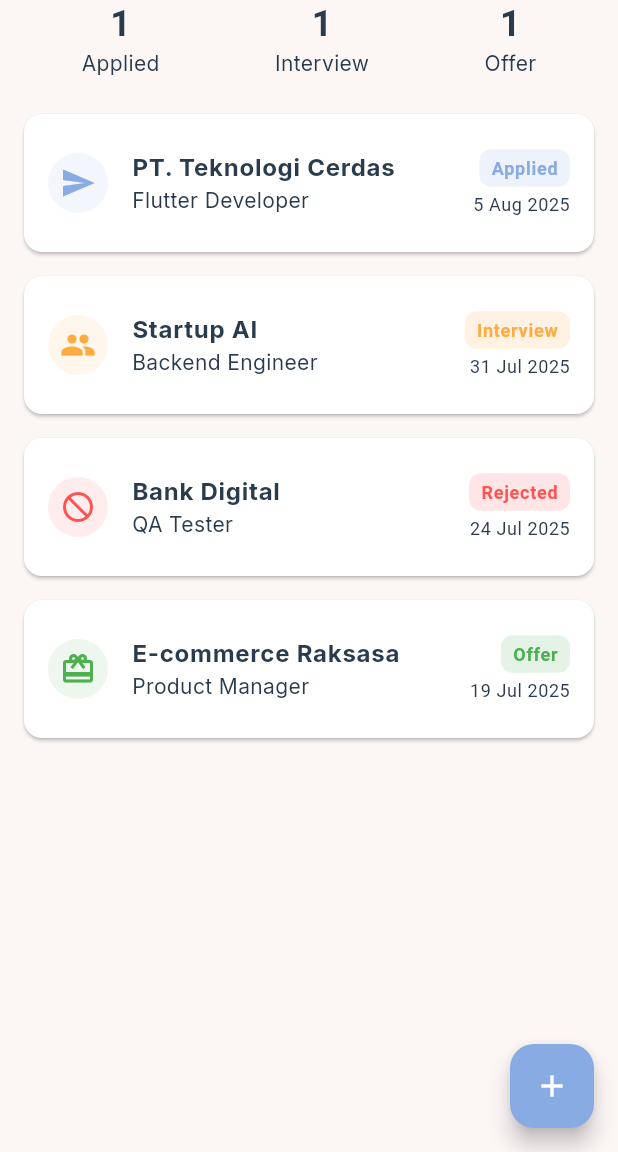
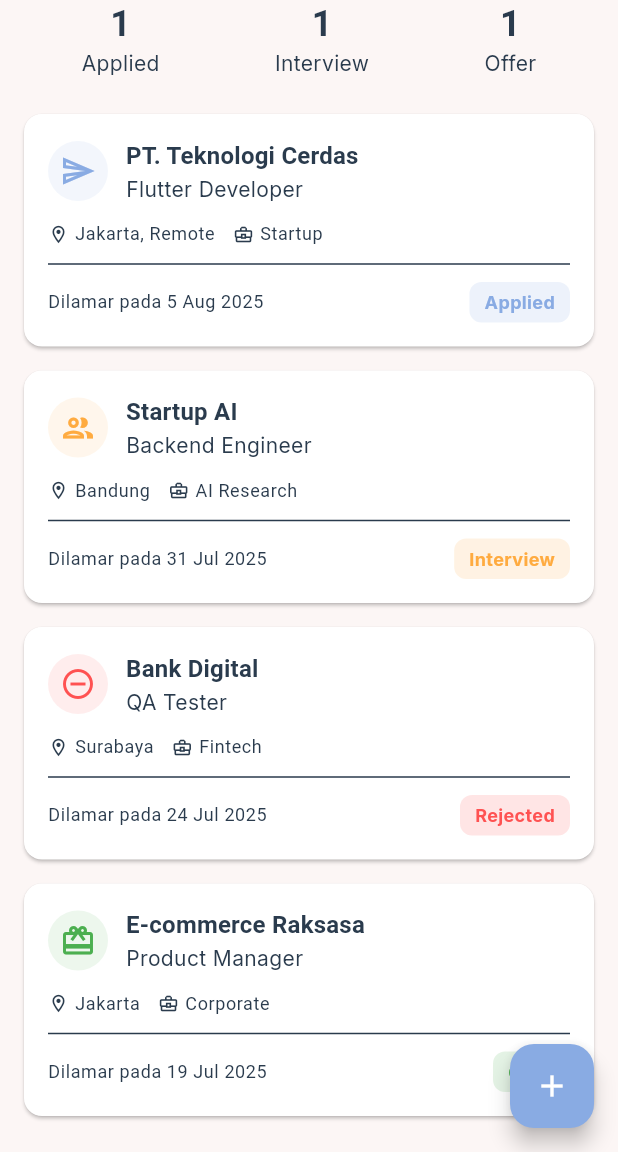
Before and after one commit to mricopratama/trackerpribadi, a Flutter app: the JobsScreen screen opened directly, on a phone screen of 412 x 824 dp, the part 84-1236 px from its top. Run offline on Flutter 3.47's test engine with Material 3 defaults, Android fonts, the phone set to English and light mode, and no system bars; our stand-ins replace cloud_firestore, firebase_auth, firebase_core, fl_chart, flutter_animate, flutter_riverpod and 1 more; accounts and stored records are empty.

```diff
--- a/tracker/lib/features/jobs/screens/jobs_screen.dart
+++ b/tracker/lib/features/jobs/screens/jobs_screen.dart
@@ -11,10 +11,10 @@ class JobsScreen extends StatefulWidget {
 
 class _JobsScreenState extends State<JobsScreen> {
   final List<JobApplication> _jobs = [
-    JobApplication(id: "j1", companyName: "PT. Teknologi Cerdas", role: "Flutter Developer", dateApplied: DateTime.now().subtract(const Duration(days: 3)), status: JobApplicationStatus.applied),
-    JobApplication(id: "j2", companyName: "Startup AI", role: "Backend Engineer", dateApplied: DateTime.now().subtract(const Duration(days: 8)), status: JobApplicationStatus.interview),
-    JobApplication(id: "j3", companyName: "Bank Digital", role: "QA Tester", dateApplied: DateTime.now().subtract(const Duration(days: 15)), status: JobApplicationStatus.rejected),
-    JobApplication(id: "j4", companyName: "E-commerce Raksasa", role: "Product Manager", dateApplied: DateTime.now().subtract(const Duration(days: 20)), status: JobApplicationStatus.offer),
+    JobApplication(id: "j1", companyName: "PT. Teknologi Cerdas", role: "Flutter Developer", location: "Jakarta, Remote", companyType: "Startup", dateApplied: DateTime.now().subtract(const Duration(days: 3)), status: JobApplicationStatus.applied),
+    JobApplication(id: "j2", companyName: "Startup AI", role: "Backend Engineer", location: "Bandung", companyType: "AI Research", dateApplied: DateTime.now().subtract(const Duration(days: 8)), status: JobApplicationStatus.interview),
+    JobApplication(id: "j3", companyName: "Bank Digital", role: "QA Tester", location: "Surabaya", companyType: "Fintech", dateApplied: DateTime.now().subtract(const Duration(days: 15)), status: JobApplicationStatus.rejected),
+    JobApplication(id: "j4", companyName: "E-commerce Raksasa", role: "Product Manager", location: "Jakarta", companyType: "Corporate", dateApplied: DateTime.now().subtract(const Duration(days: 20)), status: JobApplicationStatus.offer),
   ];
 
   void _addJobApplication(JobApplication job) {
@@ -49,7 +49,7 @@ class _JobsScreenState extends State<JobsScreen> {
               padding: const EdgeInsets.symmetric(horizontal: 16),
               itemCount: _jobs.length,
               itemBuilder: (context, index) {
-                return _JobItem(job: _jobs[index]);
+                return _JobItemCard(job: _jobs[index]);
               },
             ),
           ),
@@ -82,30 +82,58 @@ class _JobsScreenState extends State<JobsScreen> {
   }
 }
 
-// --- WIDGET untuk setiap item lamaran ---
-class _JobItem extends StatelessWidget {
+class _JobItemCard extends StatelessWidget {
   final JobApplication job;
-  const _JobItem({required this.job});
+  const _JobItemCard({required this.job});
 
   @override
   Widget build(BuildContext context) {
     final statusInfo = JobStatusInfo.getInfo(context, job.status);
+    final textTheme = Theme.of(context).textTheme;
+
     return Card(
       margin: const EdgeInsets.symmetric(vertical: 8.0),
-      child: ListTile(
-        contentPadding: const EdgeInsets.symmetric(vertical: 10, horizontal: 16),
-        leading: CircleAvatar(
+      child: Padding(
+        padding: const EdgeInsets.all(16.0),
+        child: Column(
+          crossAxisAlignment: CrossAxisAlignment.start,
+          children: [
+            Row(
+              children: [
+                CircleAvatar(
                   backgroundColor: statusInfo.color.withOpacity(0.1),
                   child: Icon(statusInfo.icon, color: statusInfo.color),
                 ),
-        title: Text(job.companyName, style: const TextStyle(fontWeight: FontWeight.bold)),
-        subtitle: Text(job.role),
-        trailing: Column(
-          crossAxisAlignment: CrossAxisAlignment.end,
-          mainAxisAlignment: MainAxisAlignment.center,
+                const SizedBox(width: 12),
+                Expanded(
+                  child: Column(
+                    crossAxisAlignment: CrossAxisAlignment.start,
                     children: [
+                      Text(job.companyName, style: textTheme.titleMedium?.copyWith(fontWeight: FontWeight.bold)),
+                      Text(job.role, style: textTheme.bodyMedium),
+                    ],
+                  ),
+                ),
+              ],
+            ),
+            const SizedBox(height: 12),
+            Row(
+              children: [
+                _InfoChip(icon: Icons.location_on_outlined, text: job.location),
+                const SizedBox(width: 12),
+                _InfoChip(icon: Icons.business_center_outlined, text: job.companyType),
+              ],
+            ),
+            const Divider(height: 24),
+            Row(
+              mainAxisAlignment: MainAxisAlignment.spaceBetween,
+              children: [
+                Text(
+                  "Dilamar pada ${DateFormat('d MMM y').format(job.dateApplied)}",
+                  style: textTheme.bodySmall,
+                ),
                 Container(
-              padding: const EdgeInsets.symmetric(horizontal: 8, vertical: 4),
+                  padding: const EdgeInsets.symmetric(horizontal: 10, vertical: 5),
                   decoration: BoxDecoration(
                     color: statusInfo.color.withOpacity(0.15),
                     borderRadius: BorderRadius.circular(8),
@@ -115,10 +143,7 @@ class _JobItem extends StatelessWidget {
                     style: TextStyle(color: statusInfo.color, fontWeight: FontWeight.bold, fontSize: 12),
                   ),
                 ),
-            const SizedBox(height: 4),
-            Text(
-              DateFormat('d MMM y').format(job.dateApplied),
-              style: Theme.of(context).textTheme.bodySmall,
+              ],
             ),
           ],
         ),
@@ -127,7 +152,6 @@ class _JobItem extends StatelessWidget {
   }
 }
 
-// --- WIDGET untuk chip ringkasan ---
 class _SummaryChip extends StatelessWidget {
   final int count;
   final String label;
@@ -137,21 +161,30 @@ class _SummaryChip extends StatelessWidget {
   Widget build(BuildContext context) {
     return Column(
       children: [
-        Text(
-          count.toString(),
-          style: Theme.of(context).textTheme.headlineSmall?.copyWith(fontWeight: FontWeight.bold),
-        ),
-        Text(
-          label,
-          style: Theme.of(context).textTheme.bodyMedium,
-        ),
+        Text(count.toString(), style: Theme.of(context).textTheme.headlineSmall?.copyWith(fontWeight: FontWeight.bold)),
+        Text(label, style: Theme.of(context).textTheme.bodyMedium),
       ],
     );
   }
 }
 
+class _InfoChip extends StatelessWidget {
+  final IconData icon;
+  final String text;
+  const _InfoChip({required this.icon, required this.text});
 
-// --- WIDGET untuk form tambah lamaran ---
+  @override
+  Widget build(BuildContext context) {
+    return Row(
+      children: [
+        Icon(icon, size: 14, color: Theme.of(context).textTheme.bodySmall?.color),
+        const SizedBox(width: 4),
+        Text(text, style: Theme.of(context).textTheme.bodySmall),
+      ],
+    );
+  }
+}
+
 class _AddJobSheet extends StatefulWidget {
   final Function(JobApplication) onAddJob;
   const _AddJobSheet({required this.onAddJob});
@@ -164,6 +197,8 @@ class __AddJobSheetState extends State<_AddJobSheet> {
   final _formKey = GlobalKey<FormState>();
   final _companyController = TextEditingController();
   final _roleController = TextEditingController();
+  final _locationController = TextEditingController();
+  final _companyTypeController = TextEditingController();
   DateTime? _selectedDate;
   JobApplicationStatus _selectedStatus = JobApplicationStatus.applied;
 
@@ -171,6 +206,8 @@ class __AddJobSheetState extends State<_AddJobSheet> {
   void dispose() {
     _companyController.dispose();
     _roleController.dispose();
+    _locationController.dispose();
+    _companyTypeController.dispose();
     super.dispose();
   }
 
@@ -200,6 +237,8 @@ class __AddJobSheetState extends State<_AddJobSheet> {
       id: DateTime.now().toString(),
       companyName: _companyController.text,
       role: _roleController.text,
+      location: _locationController.text,
+      companyType: _companyTypeController.text,
       dateApplied: _selectedDate!,
       status: _selectedStatus,
     );
@@ -230,6 +269,18 @@ class __AddJobSheetState extends State<_AddJobSheet> {
               controller: _roleController,
               decoration: const InputDecoration(labelText: 'Posisi yang Dilamar'),
               validator: (value) => (value == null || value.isEmpty) ? 'Posisi tidak boleh kosong' : null,
+            ),
+            const SizedBox(height: 12),
+            TextFormField(
+              controller: _locationController,
+              decoration: const InputDecoration(labelText: 'Lokasi (e.g. Jakarta, Remote)'),
+               validator: (value) => (value == null || value.isEmpty) ? 'Lokasi tidak boleh kosong' : null,
+            ),
+            const SizedBox(height: 12),
+            TextFormField(
+              controller: _companyTypeController,
+              decoration: const InputDecoration(labelText: 'Jenis Perusahaan (e.g. Startup, Fintech)'),
+               validator: (value) => (value == null || value.isEmpty) ? 'Jenis perusahaan tidak boleh kosong' : null,
             ),
             const SizedBox(height: 20),
             Row(
--- a/tracker/lib/models/job_application_model.dart
+++ b/tracker/lib/models/job_application_model.dart
@@ -12,6 +12,8 @@ class JobApplication {
   final String id;
   final String companyName;
   final String role;
+  final String location;
+  final String companyType;
   final DateTime dateApplied;
   final JobApplicationStatus status;
 
@@ -19,12 +21,13 @@ class JobApplication {
     required this.id,
     required this.companyName,
     required this.role,
+    required this.location,
+    required this.companyType,
     required this.dateApplied,
     required this.status,
   });
 }
 
-// Helper untuk mendapatkan properti dari status
 class JobStatusInfo {
   final String text;
   final Color color;
@@ -36,13 +39,13 @@ class JobStatusInfo {
     final colors = Theme.of(context).colorScheme;
     switch (status) {
       case JobApplicationStatus.applied:
-        return JobStatusInfo(text: 'Applied', color: colors.primary, icon: Icons.send);
+        return JobStatusInfo(text: 'Applied', color: colors.primary, icon: Icons.send_outlined);
       case JobApplicationStatus.interview:
-        return JobStatusInfo(text: 'Interview', color: Colors.orangeAccent, icon: Icons.group);
+        return JobStatusInfo(text: 'Interview', color: Colors.orangeAccent, icon: Icons.group_outlined);
       case JobApplicationStatus.offer:
-        return JobStatusInfo(text: 'Offer', color: Colors.green, icon: Icons.card_giftcard);
+        return JobStatusInfo(text: 'Offer', color: Colors.green, icon: Icons.card_giftcard_outlined);
       case JobApplicationStatus.rejected:
-        return JobStatusInfo(text: 'Rejected', color: colors.error, icon: Icons.do_not_disturb);
+        return JobStatusInfo(text: 'Rejected', color: colors.error, icon: Icons.do_not_disturb_on_outlined);
     }
   }
 }
--- a/tracker/pubspec.yaml
+++ b/tracker/pubspec.yaml
@@ -40,6 +40,9 @@ dependencies:
   # The following adds the Cupertino Icons font to your application.
   # Use with the CupertinoIcons class for iOS style icons.
   cupertino_icons: ^1.0.8
+  firebase_core: ^4.0.0
+  firebase_auth: ^6.0.0
+  cloud_firestore: ^6.0.0
 
 dev_dependencies:
   flutter_test:
```
Also changed, not shown: tracker/lib/features/expenses/screens/expenses_screen.dart (+97 -63 lines), tracker/lib/main.dart (+27 -5 lines), tracker/lib/models/expense_model.dart (+21 -9 lines), tracker/firebase.json (added), tracker/lib/firebase_options.dart (added), tracker/pubspec.lock, 7 other files. Lines whose indentation alone changed are shown as unchanged.
